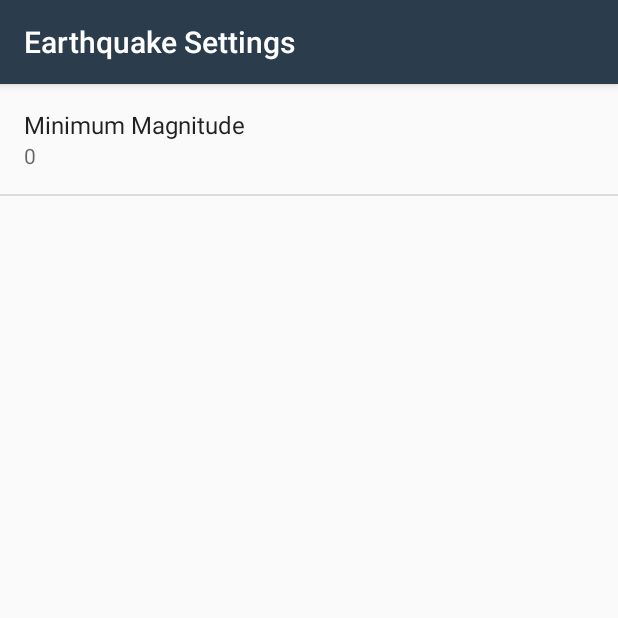
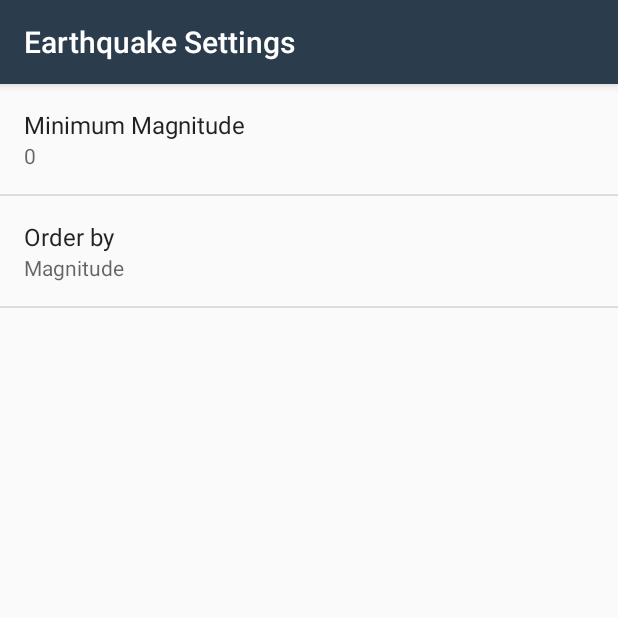
Before and after one commit to juleskoderepo/ABNDQuakeReport, an Android app: the screen it shows after launch (SettingsActivity), in the options menu, after a tap on "Earthquake Settings", on a phone screen of 412 x 824 dp, the top half of it. Run offline under Robolectric (Android 15) with nearby library versions, the phone set to English and light mode, and no system bars.

Commit message:
Add order by preference to settings

```diff
--- a/app/src/main/java/com/example/android/quakereport/EarthquakeActivity.java
+++ b/app/src/main/java/com/example/android/quakereport/EarthquakeActivity.java
@@ -137,6 +137,10 @@ public class EarthquakeActivity extends AppCompatActivity
                 getString(R.string.settings_min_magnitude_key),
                 getString(R.string.settings_min_magnitude_default));
 
+        String orderBy = sharedPrefs.getString(
+                getString(R.string.settings_order_by_key),
+                getString(R.string.settings_order_by_default));
+
         // parse breaks apart the URI string that's passed into its parameter
         Uri baseUri = Uri.parse(USGS_REQUEST_URL);
 
@@ -148,7 +152,7 @@ public class EarthquakeActivity extends AppCompatActivity
         uriBuilder.appendQueryParameter("eventtype","earthquake");
         uriBuilder.appendQueryParameter("limit","10");
         uriBuilder.appendQueryParameter("minmag",minMagnitude);
-        uriBuilder.appendQueryParameter("orderby","time");
+        uriBuilder.appendQueryParameter("orderby",orderBy);
 
         // Return the completed uri
         return new EarthquakeLoader(EarthquakeActivity.this, uriBuilder.toString());
--- a/app/src/main/java/com/example/android/quakereport/SettingsActivity.java
+++ b/app/src/main/java/com/example/android/quakereport/SettingsActivity.java
@@ -2,11 +2,14 @@ package com.example.android.quakereport;
 
 import android.content.SharedPreferences;
 import android.os.Bundle;
+import android.preference.ListPreference;
 import android.preference.Preference;
 import android.preference.PreferenceFragment;
 import android.preference.PreferenceManager;
 import android.support.annotation.Nullable;
 import android.support.v7.app.AppCompatActivity;
+
+import java.util.List;
 
 public class SettingsActivity extends AppCompatActivity{
 
@@ -25,6 +28,9 @@ public class SettingsActivity extends AppCompatActivity{
 
             Preference minMagnitude = findPreference(getString(R.string.settings_min_magnitude_key));
             bindPreferenceSummaryToValue(minMagnitude);
+
+            Preference orderBy = findPreference(getString(R.string.settings_order_by_key));
+            bindPreferenceSummaryToValue(orderBy);
         }
 
         @Override
@@ -32,6 +38,16 @@ public class SettingsActivity extends AppCompatActivity{
             // Updates the displayed preference summary after it has been changed.
             String stringValue = newValue.toString();
             preference.setSummary(stringValue);
+            if(preference instanceof ListPreference){
+                ListPreference listPreference = (ListPreference) preference;
+                int prefIndex = listPreference.findIndexOfValue(stringValue);
+                if(prefIndex >= 0){
+                    CharSequence[] labels = listPreference.getEntries();
+                    preference.setSummary(labels[prefIndex]);
+                }
+            } else {
+                preference.setSummary(stringValue);
+            }
             return true;
         }
 
--- /dev/null
+++ b/app/src/main/res/values/arrays.xml
@@ -0,0 +1,12 @@
+<?xml version="1.0" encoding="utf-8"?>
+<resources>
+    <string-array name="settings_order_by_labels">
+        <item>@string/settings_order_by_magnitude_label</item>
+        <item>@string/settings_order_by_most_recent_label</item>
+    </string-array>
+
+    <string-array name="settings_order_by_values">
+        <item>@string/settings_order_by_magnitude_value</item>
+        <item>@string/settings_order_by_most_recent_value</item>
+    </string-array>
+</resources>
--- a/app/src/main/res/values/strings.xml
+++ b/app/src/main/res/values/strings.xml
@@ -22,4 +22,17 @@
     <string name="settings_min_magnitude_label">Minimum Magnitude</string>
     <string name="settings_min_magnitude_key" translatable="false">min_magnitude</string>
     <string name="settings_min_magnitude_default" translatable="false">0</string>
+    <!-- Strings for Order-By Preference [CHAR  LIMIT=30] -->
+    <string name="settings_order_by_label">Order by</string>
+    <string name="settings_order_by_key" translatable="false">order_by</string>
+    <string name="settings_order_by_default" translatable="false">@string/settings_order_by_magnitude_value</string>
+
+    <!-- Label for order-by magnitude option [CHAR LIMIT=20] -->
+    <string name="settings_order_by_magnitude_label">Magnitude</string>
+    <string name="settings_order_by_magnitude_value" translatable="false">magnitude</string>
+
+    <!-- Label for order-by most recent option [CHAR LIMIT=20] -->
+    <string name="settings_order_by_most_recent_label">Most Recent</string>
+    <string name="settings_order_by_most_recent_value" translatable="false">time</string>
+
 </resources>
--- a/app/src/main/res/xml/settings_main.xml
+++ b/app/src/main/res/xml/settings_main.xml
@@ -7,4 +7,11 @@
         android:key="@string/settings_min_magnitude_key"
         android:selectAllOnFocus="true"
         android:title="@string/settings_min_magnitude_label"/>
+
+    <ListPreference
+        android:defaultValue="@string/settings_order_by_default"
+        android:entries="@array/settings_order_by_labels"
+        android:entryValues="@array/settings_order_by_values"
+        android:key="@string/settings_order_by_key"
+        android:title="@string/settings_order_by_label"/>
 </PreferenceScreen>
```
